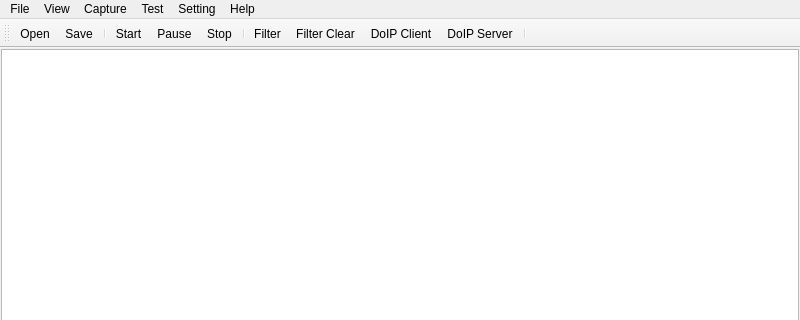
Qt form ui/mainwindow.ui (ctrlfrmb/fkcap) before a commit; both pictures show x 0 to 800 and y 0 to 320 of the 800 by 640 pixel window.
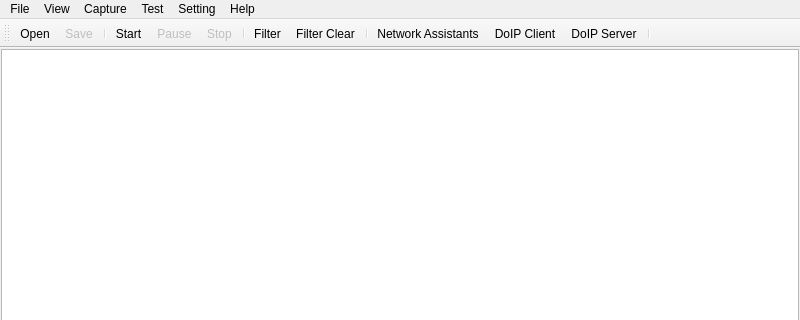
The same form after that commit. Icons and pictures are not drawn.

```diff
--- a/ui/mainwindow.ui
+++ b/ui/mainwindow.ui
@@ -122,6 +122,8 @@
    <addaction name="separator"/>
    <addaction name="actionFilter"/>
    <addaction name="actionFilter_Clear"/>
+   <addaction name="separator"/>
+   <addaction name="actionNetwork_Assist"/>
    <addaction name="actionDoIP_Client"/>
    <addaction name="actionDoIP_Server"/>
    <addaction name="separator"/>
@@ -145,6 +147,9 @@
    </property>
   </action>
   <action name="actionPause">
+   <property name="enabled">
+    <bool>false</bool>
+   </property>
    <property name="icon">
     <iconset resource="../resource.qrc">
      <normaloff>:/images/resource/icons/capture_pause.png</normaloff>:/images/resource/icons/capture_pause.png</iconset>
@@ -157,6 +162,9 @@
    </property>
   </action>
   <action name="actionStop">
+   <property name="enabled">
+    <bool>false</bool>
+   </property>
    <property name="icon">
     <iconset resource="../resource.qrc">
      <normaloff>:/images/resource/icons/capture_start.png</normaloff>:/images/resource/icons/capture_start.png</iconset>
@@ -211,6 +219,9 @@
    </property>
   </action>
   <action name="actionSave">
+   <property name="enabled">
+    <bool>false</bool>
+   </property>
    <property name="icon">
     <iconset resource="../resource.qrc">
      <normaloff>:/images/resource/icons/db_save.png</normaloff>:/images/resource/icons/db_save.png</iconset>
@@ -234,6 +245,15 @@
     <string>Open from file</string>
    </property>
   </action>
+  <action name="actionNetwork_Assist">
+   <property name="icon">
+    <iconset resource="../resource.qrc">
+     <normaloff>:/images/resource/icons/network_assist.png</normaloff>:/images/resource/icons/network_assist.png</iconset>
+   </property>
+   <property name="text">
+    <string>Network Assistants</string>
+   </property>
+  </action>
  </widget>
  <layoutdefault spacing="6" margin="11"/>
  <resources>
```
Left out of the diff: 7 changed lines with no effect on the pictures.
